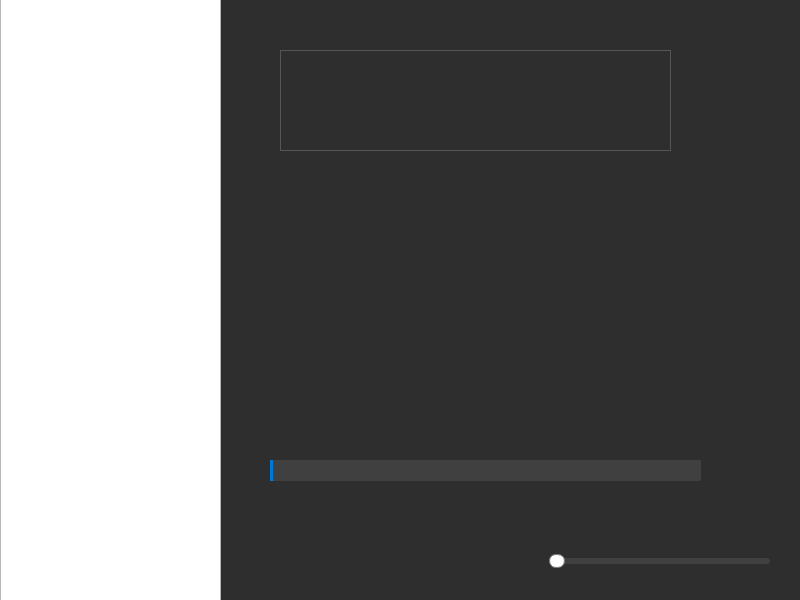
Above: Forms/player.ui from marselosd/Qt6Media before the change. Below: the same form after it.
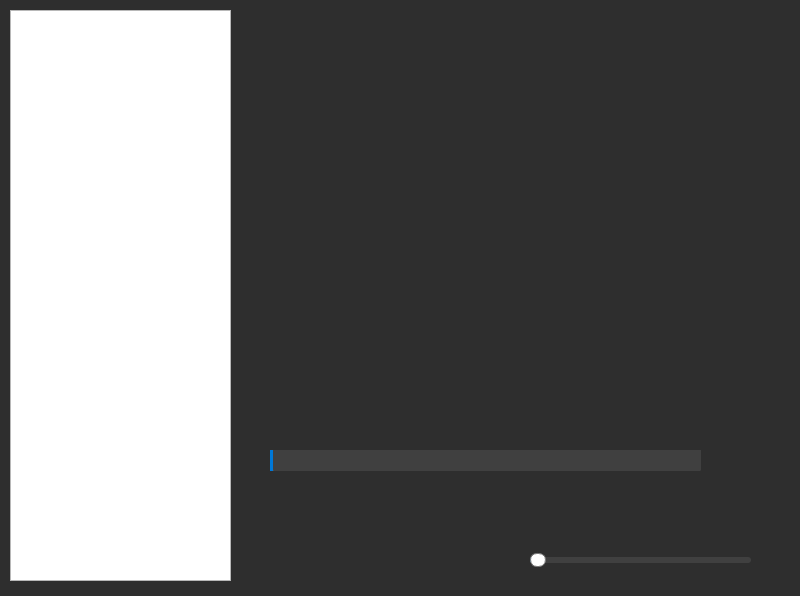
That is the form after the change. Icons and pictures are not drawn. Custom widgets are drawn as their Qt base class.

The edit to the form file:
```diff
--- a/Forms/player.ui
+++ b/Forms/player.ui
@@ -7,7 +7,7 @@
     <x>0</x>
     <y>0</y>
     <width>800</width>
-    <height>600</height>
+    <height>596</height>
    </rect>
   </property>
   <property name="windowTitle">
@@ -120,9 +120,9 @@
    <property name="geometry">
     <rect>
      <x>480</x>
-     <y>530</y>
-     <width>51</width>
-     <height>51</height>
+     <y>540</y>
+     <width>41</width>
+     <height>41</height>
     </rect>
    </property>
    <property name="styleSheet">
@@ -170,7 +170,7 @@
   <widget class="QWidget" name="verticalLayoutWidget_2">
    <property name="geometry">
     <rect>
-     <x>280</x>
+     <x>290</x>
      <y>50</y>
      <width>391</width>
      <height>101</height>
@@ -178,20 +178,16 @@
    </property>
    <layout class="QVBoxLayout" name="dataLayout">
     <item>
-     <widget class="QPlainTextEdit" name="dataPlainText">
-      <property name="styleSheet">
-       <string notr="true">QPlainTextEdit {
-    background-color: #2e2e2e;
-    color: #ffffff;
-    border: 1px solid #555555;
-    padding: 10px;
-    font-size: 14pt;
-    font-weight: bold; /* Esta propriedade afeta todo o texto */
-}</string>
+     <widget class="QLabel" name="songLabel">
+      <property name="frameShape">
+       <enum>QFrame::Shape::NoFrame</enum>
       </property>
-      <property name="plainText">
+      <property name="text">
        <string/>
       </property>
+      <property name="alignment">
+       <set>Qt::AlignmentFlag::AlignCenter</set>
+      </property>
      </widget>
     </item>
    </layout>
@@ -199,8 +195,8 @@
   <widget class="QSlider" name="soundSlider">
    <property name="geometry">
     <rect>
-     <x>549</x>
-     <y>551</y>
+     <x>530</x>
+     <y>550</y>
      <width>221</width>
      <height>21</height>
     </rect>
@@ -233,10 +229,10 @@
   <widget class="QWidget" name="horizontalLayoutWidget">
    <property name="geometry">
     <rect>
-     <x>0</x>
-     <y>-10</y>
+     <x>10</x>
+     <y>10</y>
      <width>221</width>
-     <height>611</height>
+     <height>571</height>
     </rect>
    </property>
    <layout class="QHBoxLayout" name="horizontalLayout">
@@ -281,7 +277,7 @@
    <property name="geometry">
     <rect>
      <x>270</x>
-     <y>460</y>
+     <y>450</y>
      <width>431</width>
      <height>21</height>
     </rect>
@@ -313,8 +309,8 @@
   <widget class="QLabel" name="timeLabel">
    <property name="geometry">
     <rect>
-     <x>380</x>
-     <y>430</y>
+     <x>390</x>
+     <y>420</y>
      <width>201</width>
      <height>21</height>
     </rect>
```
